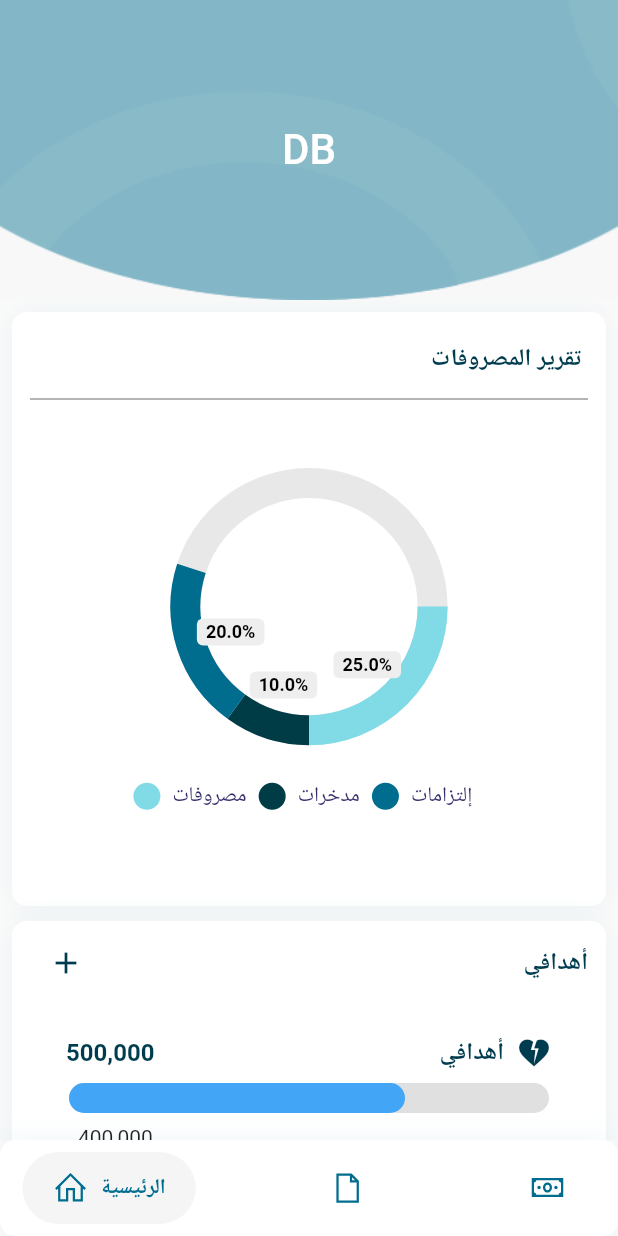
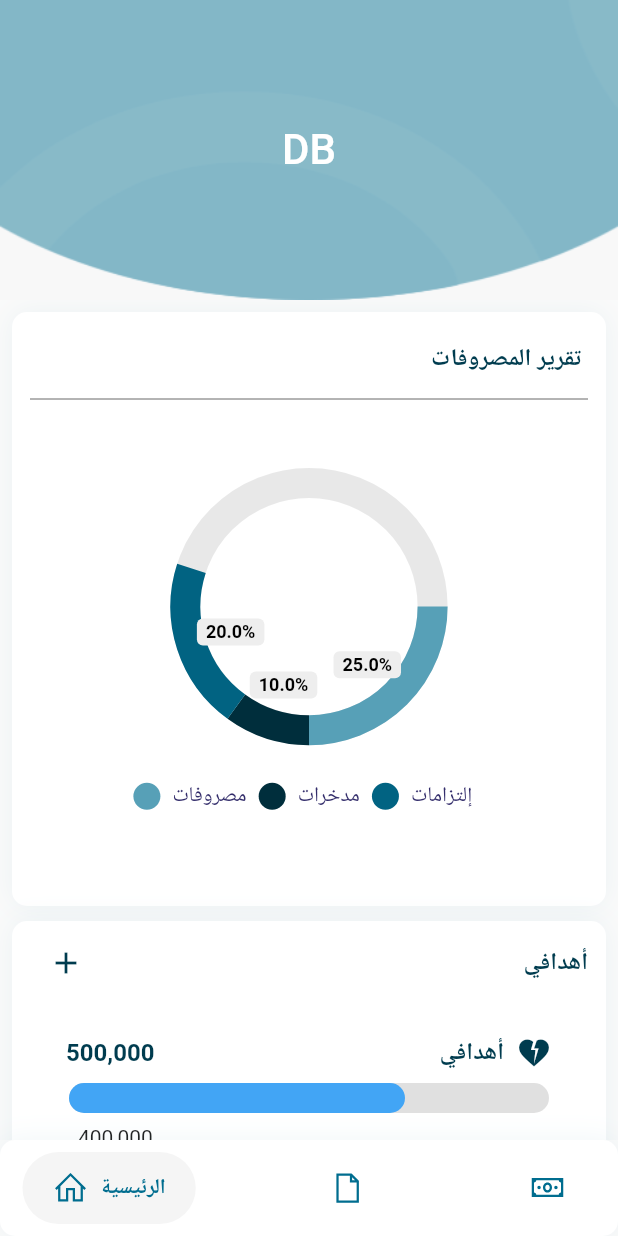
Before and after one commit to nourahsaud/Taqseemah, a Flutter app: the screen it shows after launch, on a phone screen of 412 x 824 dp. Run offline on Flutter 3.47's test engine with Material 2 defaults, Android fonts, the light colour scheme and no system bars; drawn by our look-alikes of google_nav_bar, percent_indicator, pie_chart; our stand-ins replace easy_splash_screen, line_icons.

Commit message:
Add colors to the page to make the application shine with joy :)

```diff
--- a/lib/view/widgets/chart.dart
+++ b/lib/view/widgets/chart.dart
@@ -2,6 +2,8 @@
 
 import 'package:flutter/material.dart';
 import 'package:pie_chart/pie_chart.dart';
+
+import '../../constance.dart';
 
 class Chart extends StatelessWidget {
   Chart({Key? key}) : super(key: key);
@@ -13,9 +15,9 @@ class Chart extends StatelessWidget {
   };
 
   final colorList = <Color>[
-    Color.fromRGBO(128, 219, 231, 1),
-    Color.fromRGBO(0, 60, 70, 1),
-    Color.fromRGBO(0, 109, 143, 1),
+    LightColor1,
+    DarkColor1,
+    BlueyColor,
   ];
 
   @override
```
Also changed, not shown: lib/constance.dart (added, +16 -0 lines).
